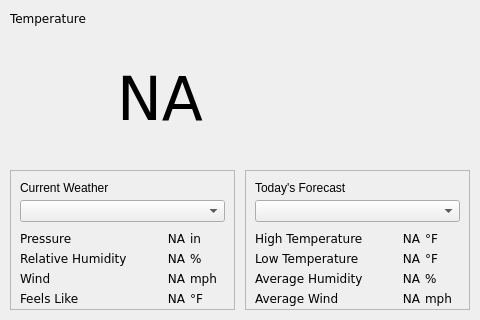
Qt form mainwindow.ui (mjteter/wthrStatQt) before a commit.
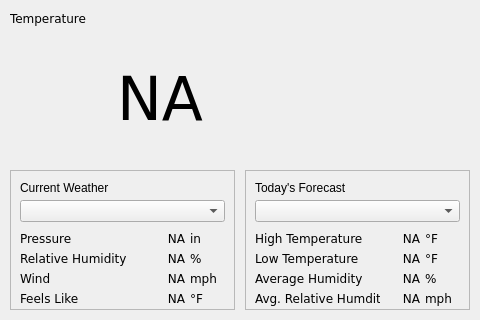
The same form after that commit.

Patch:
```diff
--- a/mainwindow.ui
+++ b/mainwindow.ui
@@ -281,7 +281,7 @@
         <cursorShape>BlankCursor</cursorShape>
        </property>
        <property name="text">
-        <string>Average Wind</string>
+        <string>Avg. Relative Humdity</string>
        </property>
       </widget>
       <widget class="QLabel" name="lblForUnit1">
```
